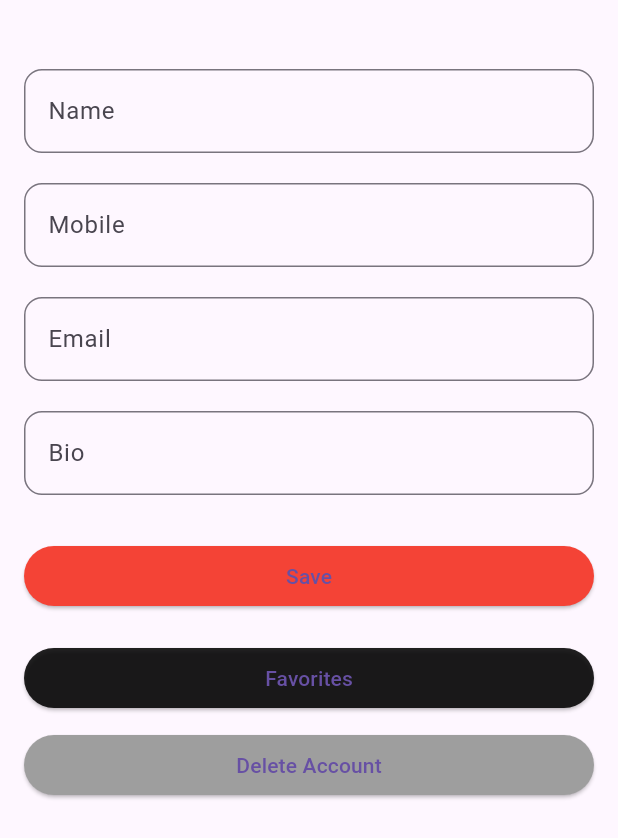
After one commit to jaylm10/Movie_App, a Flutter app: the ProfilePage screen opened directly, after a tap on "Edit", on a phone screen of 412 x 824 dp. The commit adds this screen. Shown: the top 838 px of the screen. Run offline on Flutter 3.47's test engine with Material 3 defaults, Android fonts, the phone set to English and light mode, and no system bars; our stand-ins replace bloc, dio, flutter_bloc, flutter_dotenv, shared_preferences; accounts and stored records are empty.

Commit message:
Implement Profile Section

```diff
--- /dev/null
+++ b/lib/bloc/profile/profile_bloc.dart
@@ -0,0 +1,53 @@
+import 'package:bloc/bloc.dart';
+import 'package:meta/meta.dart';
+import 'package:movie/service/profile_service.dart';
+
+part 'profile_event.dart';
+part 'profile_state.dart';
+
+class ProfileBloc extends Bloc<ProfileEvent, ProfileState> {
+  ProfileService profileService;
+  ProfileBloc(this.profileService) : super(ProfileInitial()) {
+    on<SubmitProfileEvent>((event, emit) async {
+      await profileService.storeProfile(
+        event.name,
+        event.mobile,
+        event.email,
+        event.bio,
+      );
+      emit(
+        ProfileCompleted(
+          name: event.name,
+          mobile: event.mobile,
+          email: event.email,
+          bio: event.bio,
+        ),
+      );
+    });
+
+    on<CheckProfileStatusEvent>((event, emit) async {
+      bool isProfileComplete = await profileService.checkProfileStatus();
+
+      if (!isProfileComplete) {
+        emit(ProfilePending());
+        return;
+      }
+
+      final Map<String, String> profile = await profileService.getProfile();
+
+      emit(
+        ProfileCompleted(
+          name: profile['name'] ?? '',
+          mobile: profile['mobile'] ?? '',
+          email: profile['email'] ?? '',
+          bio: profile['bio'] ?? '',
+        ),
+      );
+    });
+
+    on<DeleteAccountEvent>((event, emit) async{
+      await profileService.deleteAccount();
+
+    },);
+  }
+}
--- /dev/null
+++ b/lib/bloc/profile/profile_event.dart
@@ -0,0 +1,18 @@
+part of 'profile_bloc.dart';
+
+@immutable
+sealed class ProfileEvent {}
+
+final class SubmitProfileEvent extends ProfileEvent{
+  final String name;
+  final String mobile;
+  final String email;
+  final String bio;
+
+  SubmitProfileEvent({required this.name, required this.mobile,required this.email,required this.bio});
+
+}
+
+final class CheckProfileStatusEvent extends ProfileEvent{}
+
+final class DeleteAccountEvent extends ProfileEvent{}
--- /dev/null
+++ b/lib/bloc/profile/profile_state.dart
@@ -0,0 +1,17 @@
+part of 'profile_bloc.dart';
+
+@immutable
+sealed class ProfileState {}
+
+final class ProfileInitial extends ProfileState {}
+
+final class ProfileCompleted extends ProfileState{
+  final String name;
+  final String mobile;
+  final String email;
+  final String bio;
+
+  ProfileCompleted({required this.name, required this.mobile,required this.email,required this.bio});
+}
+
+final class ProfilePending extends ProfileState{}
--- /dev/null
+++ b/lib/fav_page.dart
@@ -0,0 +1,16 @@
+
+import 'package:flutter/material.dart';
+
+class FavPage extends StatelessWidget {
+  const FavPage({super.key});
+
+  @override
+  Widget build(BuildContext context) {
+    return Scaffold(
+      appBar: AppBar(title: const Text("Favorites")),
+      body: const Center(
+        child: Text("Favorite Movies Here"),
+      ),
+    );
+  }
+}
--- a/lib/main.dart
+++ b/lib/main.dart
@@ -4,9 +4,11 @@ import 'package:flutter_dotenv/flutter_dotenv.dart';
 import 'package:movie/auth_gate.dart';
 import 'package:movie/bloc/auth/auth_bloc.dart';
 import 'package:movie/bloc/movie/movie_bloc.dart';
+import 'package:movie/bloc/profile/profile_bloc.dart';
 import 'package:movie/repository/movie_repo.dart';
 import 'package:movie/service/api_service.dart';
 import 'package:movie/service/auth_service.dart';
+import 'package:movie/service/profile_service.dart';
 
 void main() async {
   WidgetsFlutterBinding.ensureInitialized();
@@ -27,6 +29,8 @@ class MyApp extends StatelessWidget {
       providers: [
         BlocProvider(create: (context) => AuthBloc(authService: AuthService())),
         BlocProvider(create: (context) => MovieBloc(MovieRepository(MovieApiService()))),
+        BlocProvider(create: (context) => ProfileBloc(ProfileService())),
+
       ],
       child: MaterialApp(title: 'Movie', home: AuthGate()),
     );
--- /dev/null
+++ b/lib/profile.dart
@@ -0,0 +1,175 @@
+import 'package:flutter/material.dart';
+import 'package:flutter_bloc/flutter_bloc.dart';
+import 'package:movie/bloc/profile/profile_bloc.dart';
+import 'package:shared_preferences/shared_preferences.dart';
+import 'package:movie/login.dart';
+import 'package:movie/fav_page.dart';
+
+class ProfilePage extends StatefulWidget {
+  const ProfilePage({super.key});
+
+  @override
+  State<ProfilePage> createState() => _ProfilePageState();
+}
+
+class _ProfilePageState extends State<ProfilePage> {
+  final TextEditingController nameController = TextEditingController();
+  final TextEditingController mobileController = TextEditingController();
+  final TextEditingController emailController = TextEditingController();
+  final TextEditingController bioController = TextEditingController();
+
+  bool isEditing = false;
+
+  @override
+  void initState() {
+    super.initState();
+    loadData();
+    context.read<ProfileBloc>().add(CheckProfileStatusEvent());
+  }
+
+  @override
+  void dispose() {
+    nameController.dispose();
+    mobileController.dispose();
+    emailController.dispose();
+    bioController.dispose();
+    super.dispose();
+  }
+
+  Future<void> loadData() async {
+    final prefs = await SharedPreferences.getInstance();
+
+    nameController.text = prefs.getString('name') ?? '';
+    mobileController.text = prefs.getString('mobile') ?? '';
+    emailController.text = prefs.getString('email') ?? '';
+    bioController.text = prefs.getString('bio') ?? '';
+  }
+
+  void saveData() {
+    context.read<ProfileBloc>().add(
+      SubmitProfileEvent(
+        name: nameController.text,
+        mobile: mobileController.text,
+        email: emailController.text,
+        bio: bioController.text,
+      ),
+    );
+  }
+
+
+  Future<void> deleteAccount() async {
+    context.read<ProfileBloc>().add(DeleteAccountEvent());
+
+    if (!mounted) return;
+    Navigator.pushAndRemoveUntil(
+      context,
+      MaterialPageRoute(builder: (_) => const Login()),
+      (route) => false,
+    );
+  }
+
+  Widget buildField(String label, TextEditingController controller) {
+    return Padding(
+      padding: const EdgeInsets.symmetric(vertical: 10),
+      child: TextField(
+        controller: controller,
+        enabled: isEditing,
+        decoration: InputDecoration(
+          labelText: label,
+          border: OutlineInputBorder(
+            borderRadius: BorderRadius.circular(12),
+          ),
+        ),
+      ),
+    );
+  }
+
+  @override
+  Widget build(BuildContext context) {
+    return BlocListener<ProfileBloc, ProfileState>(
+      listener: (context, state) {
+        if (state is ProfileCompleted) {
+          nameController.text = state.name.isNotEmpty
+              ? state.name
+              : nameController.text;
+          mobileController.text = state.mobile.isNotEmpty
+              ? state.mobile
+              : mobileController.text;
+          emailController.text =
+              state.email.isNotEmpty ? state.email : emailController.text;
+          bioController.text = state.bio.isNotEmpty ? state.bio : bioController.text;
+
+          if (isEditing) {
+            setState(() {
+              isEditing = false;
+            });
+          }
+        }
+      },
+      child: Scaffold(
+        body: SingleChildScrollView(
+          child: Padding(
+            padding: const EdgeInsets.all(16),
+            child: Column(
+              children: [
+                const SizedBox(height: 20),
+                buildField("Name", nameController),
+                buildField("Mobile", mobileController),
+                buildField("Email", emailController),
+                buildField("Bio", bioController),
+                const SizedBox(height: 20),
+                SizedBox(
+                  width: double.infinity,
+                  child: ElevatedButton(
+                    onPressed: () {
+                      if (isEditing) {
+                        saveData();
+                      } else {
+                        setState(() {
+                          isEditing = true;
+                        });
+                      }
+                    },
+                    style: ElevatedButton.styleFrom(
+                      backgroundColor: Colors.red,
+                    ),
+                    child: Text(isEditing ? "Save" : "Edit"),
+                  ),
+                ),
+                const SizedBox(height: 20),
+                SizedBox(
+                  width: double.infinity,
+                  child: ElevatedButton(
+                    onPressed: () {
+                      Navigator.push(
+                        context,
+                        MaterialPageRoute(
+                          builder: (_) => const FavPage(),
+                        ),
+                      );
+                    },
+                    style: ElevatedButton.styleFrom(
+                      backgroundColor: Colors.black87,
+                    ),
+                    child: const Text("Favorites"),
+                  ),
+                ),
+                const SizedBox(height: 10),
+                SizedBox(
+                  width: double.infinity,
+                  child: ElevatedButton(
+                    onPressed: deleteAccount,
+                    style: ElevatedButton.styleFrom(
+                      backgroundColor: Colors.grey,
+                    ),
+                    child: const Text("Delete Account"),
+                  ),
+                ),
+              ],
+            ),
+          ),
+        ),
+      ),
+    );
+  }
+}
--- /dev/null
+++ b/lib/service/profile_service.dart
@@ -0,0 +1,44 @@
+import 'package:shared_preferences/shared_preferences.dart';
+class ProfileService {
+  Future<void> storeProfile(String name,String mobile,String email,String bio)async{
+    final SharedPreferences pref = await SharedPreferences.getInstance();
+
+    await pref.setString('name', name);
+    await pref.setString('mobile', mobile);
+    await pref.setString('email', email);
+    await pref.setString('bio', bio);
+
+  }
+
+  Future<bool> checkProfileStatus()async{
+    final SharedPreferences pref = await SharedPreferences.getInstance();
+    return pref.containsKey('name') &&
+        pref.containsKey('mobile') &&
+        pref.containsKey('email') &&
+        pref.containsKey('bio');
+  }
+
+    Future<Map<String, String>> getProfile() async {
+    final SharedPreferences pref = await SharedPreferences.getInstance();
+
+    return {
+      'name': pref.getString('name') ?? '',
+      'mobile': pref.getString('mobile') ?? '',
+      'address': pref.getString('email') ?? '',
+      'date': pref.getString('bio') ?? '',
+    };
+  }
+
+  Future<void> deleteAccount()async{
+    final SharedPreferences pref = await SharedPreferences.getInstance();
+
+    await pref.clear();
+
+
+
+  }
+
+
+
+
+}
```
